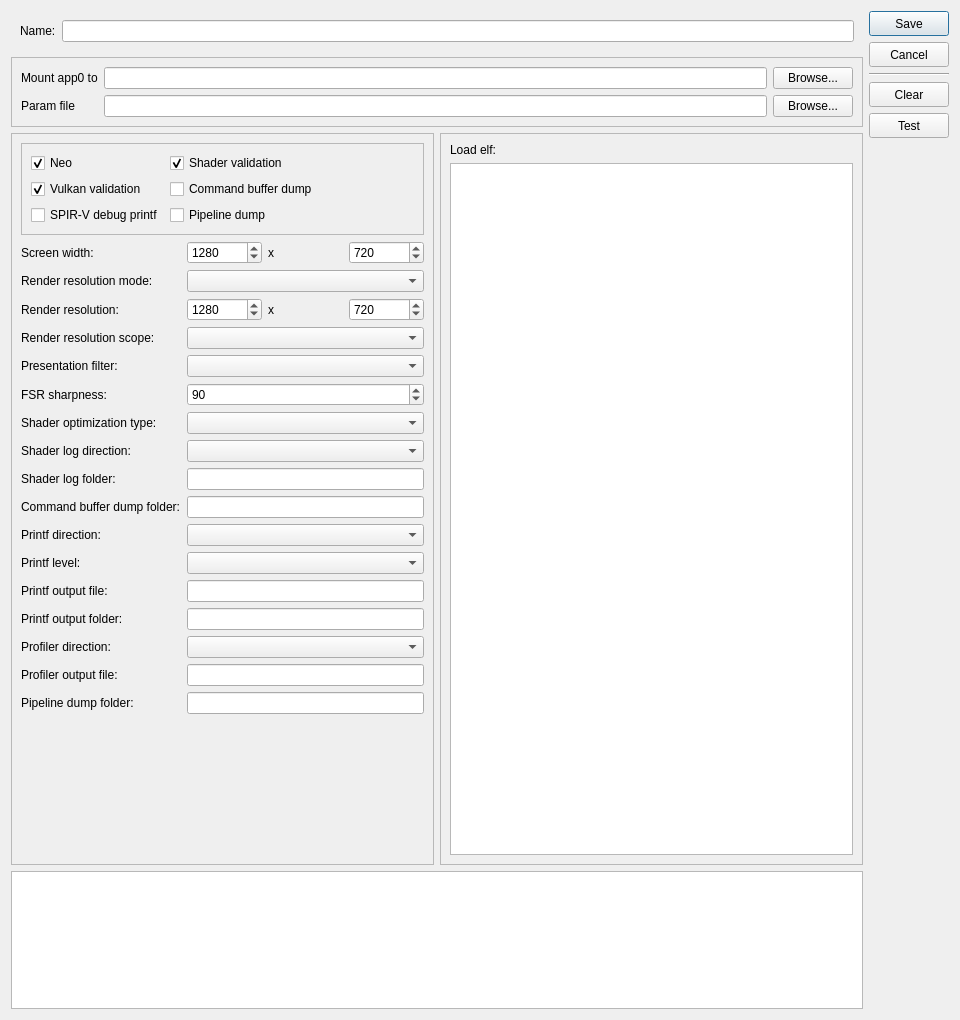
Old version of the form source/launcher/forms/configuration_edit_dialog.ui in the repository PixelDroid19/Kyty.
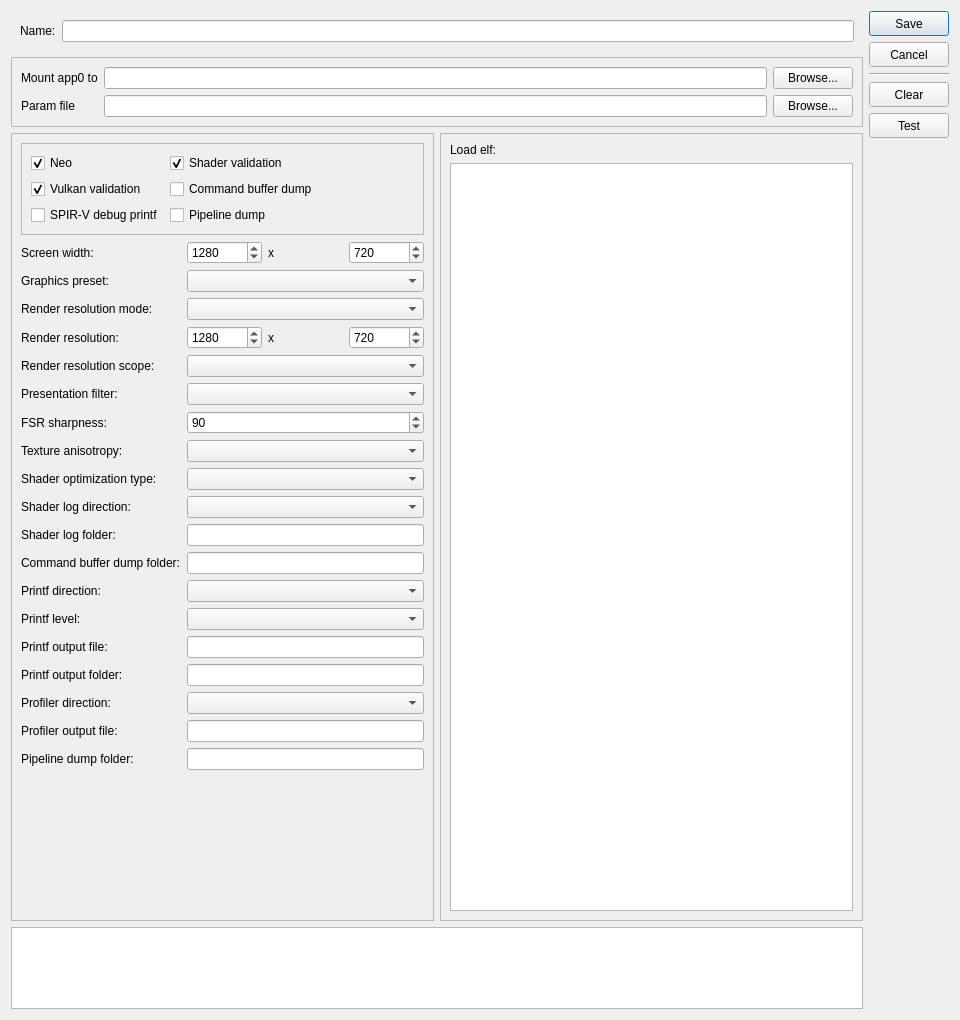
New version of the form. Custom widgets are drawn as their Qt base class.

Commit message:
feat(launcher): add graphics presets and texture anisotropy field
The configuration dialog edits TextureAnisotropy and offers Native, Quality,
Balanced and Performance presets that fill the render resolution, scope,
presentation filter and anisotropy fields from the window size.

Patch:
```diff
--- a/source/launcher/forms/configuration_edit_dialog.ui
+++ b/source/launcher/forms/configuration_edit_dialog.ui
@@ -342,27 +342,41 @@
            </layout>
           </item>
           <item row="2" column="0">
+           <widget class="QLabel" name="label_graphics_preset">
+            <property name="text">
+             <string>Graphics preset:</string>
+            </property>
+           </widget>
+          </item>
+          <item row="2" column="1">
+           <widget class="QComboBox" name="comboBox_graphics_preset">
+            <property name="toolTip">
+             <string>Fills the render resolution, presentation filter and texture anisotropy fields; Custom keeps them</string>
+            </property>
+           </widget>
+          </item>
+          <item row="3" column="0">
            <widget class="QLabel" name="label_render_mode">
             <property name="text">
              <string>Render resolution mode:</string>
             </property>
            </widget>
           </item>
-          <item row="2" column="1">
+          <item row="3" column="1">
            <widget class="QComboBox" name="comboBox_render_resolution_mode">
             <property name="toolTip">
              <string>Fixed or Native render resolution</string>
             </property>
            </widget>
           </item>
-          <item row="3" column="0">
+          <item row="4" column="0">
            <widget class="QLabel" name="label_render_res">
             <property name="text">
              <string>Render resolution:</string>
             </property>
            </widget>
           </item>
-          <item row="3" column="1">
+          <item row="4" column="1">
            <layout class="QHBoxLayout" name="horizontalLayout_render">
             <item>
              <widget class="QSpinBox" name="spinBox_render_width">
@@ -405,42 +419,42 @@
             </item>
            </layout>
           </item>
-          <item row="4" column="0">
+          <item row="5" column="0">
            <widget class="QLabel" name="label_render_scope">
             <property name="text">
              <string>Render resolution scope:</string>
             </property>
            </widget>
           </item>
-          <item row="4" column="1">
+          <item row="5" column="1">
            <widget class="QComboBox" name="comboBox_render_resolution_scope">
             <property name="toolTip">
              <string>Display scales only the presented image; RenderTargets also renders offscreen targets at the fixed resolution</string>
             </property>
            </widget>
           </item>
-          <item row="5" column="0">
+          <item row="6" column="0">
            <widget class="QLabel" name="label_presentation">
             <property name="text">
              <string>Presentation filter:</string>
             </property>
            </widget>
           </item>
-          <item row="5" column="1">
+          <item row="6" column="1">
            <widget class="QComboBox" name="comboBox_presentation_filter">
             <property name="toolTip">
              <string>Linear, Nearest or FSR 1.0 presentation scaling</string>
             </property>
            </widget>
           </item>
-          <item row="6" column="0">
+          <item row="7" column="0">
            <widget class="QLabel" name="label_fsr_sharpness">
             <property name="text">
              <string>FSR sharpness:</string>
             </property>
            </widget>
           </item>
-          <item row="6" column="1">
+          <item row="7" column="1">
            <widget class="QSpinBox" name="spinBox_fsr_sharpness">
             <property name="toolTip">
              <string>FSR 1.0 sharpening strength, 0 to 100</string>
@@ -453,42 +467,56 @@
             </property>
            </widget>
           </item>
-          <item row="7" column="0">
+          <item row="8" column="0">
+           <widget class="QLabel" name="label_texture_anisotropy">
+            <property name="text">
+             <string>Texture anisotropy:</string>
+            </property>
+           </widget>
+          </item>
+          <item row="8" column="1">
+           <widget class="QComboBox" name="comboBox_texture_anisotropy">
+            <property name="toolTip">
+             <string>Guest keeps the title&apos;s sampler setting; a higher level applies to linear-filtered textures</string>
+            </property>
+           </widget>
+          </item>
+          <item row="9" column="0">
            <widget class="QLabel" name="label_20">
             <property name="text">
              <string>Shader optimization type:</string>
             </property>
            </widget>
           </item>
-          <item row="7" column="1">
+          <item row="9" column="1">
            <widget class="QComboBox" name="comboBox_shader_optimization_type">
             <property name="toolTip">
              <string>Optimize shaders for code size or performance</string>
             </property>
            </widget>
           </item>
-          <item row="8" column="0">
+          <item row="10" column="0">
            <widget class="QLabel" name="label_21">
             <property name="text">
              <string>Shader log direction:</string>
             </property>
            </widget>
           </item>
-          <item row="8" column="1">
+          <item row="10" column="1">
            <widget class="QComboBox" name="comboBox_shader_log_direction">
             <property name="toolTip">
              <string>Dump shaders to file or console window. If enabled may decrease emulator performance</string>
             </property>
            </widget>
           </item>
-          <item row="9" column="0">
+          <item row="11" column="0">
            <widget class="QLabel" name="label_22">
             <property name="text">
              <string>Shader log folder:</string>
             </property>
            </widget>
           </item>
-          <item row="9" column="1">
+          <item row="11" column="1">
            <widget class="MandatoryLineEdit" name="lineEdit_shader_log_folder">
             <property name="toolTip">
              <string>Specify directory to dump shaders</string>
@@ -498,14 +526,14 @@
             </property>
            </widget>
           </item>
-          <item row="10" column="0">
+          <item row="12" column="0">
            <widget class="QLabel" name="label_24">
             <property name="text">
              <string>Command buffer dump folder:</string>
             </property>
            </widget>
           </item>
-          <item row="10" column="1">
+          <item row="12" column="1">
            <widget class="MandatoryLineEdit" name="lineEdit_cmd_dump_folder">
             <property name="toolTip">
              <string>Specify directory to dump command buffers</string>
@@ -515,42 +543,42 @@
             </property>
            </widget>
           </item>
-          <item row="11" column="0">
+          <item row="13" column="0">
            <widget class="QLabel" name="label_25">
             <property name="text">
              <string>Printf direction:</string>
             </property>
            </widget>
           </item>
-          <item row="11" column="1">
+          <item row="13" column="1">
            <widget class="QComboBox" name="comboBox_printf_direction">
             <property name="toolTip">
              <string>Print logs to file or console window. If enabled may decrease emulator performance</string>
             </property>
            </widget>
           </item>
-          <item row="12" column="0">
+          <item row="14" column="0">
            <widget class="QLabel" name="label_printf_level">
             <property name="text">
              <string>Printf level:</string>
             </property>
            </widget>
           </item>
-          <item row="12" column="1">
+          <item row="14" column="1">
            <widget class="QComboBox" name="comboBox_printf_level">
             <property name="toolTip">
              <string>Minimum log severity: Debug, Info, Warn, Error</string>
             </property>
            </widget>
           </item>
-          <item row="13" column="0">
+          <item row="15" column="0">
            <widget class="QLabel" name="label_26">
             <property name="text">
              <string>Printf output file:</string>
             </property>
            </widget>
           </item>
-          <item row="13" column="1">
+          <item row="15" column="1">
            <widget class="MandatoryLineEdit" name="lineEdit_printf_file">
             <property name="toolTip">
              <string>Specify file to dump logs (single file mode)</string>
@@ -560,14 +588,14 @@
             </property>
            </widget>
           </item>
-          <item row="14" column="0">
+          <item row="16" column="0">
            <widget class="QLabel" name="label_printf_folder">
             <property name="text">
              <string>Printf output folder:</string>
             </property>
            </widget>
           </item>
-          <item row="14" column="1">
+          <item row="16" column="1">
            <widget class="QLineEdit" name="lineEdit_printf_folder">
             <property name="toolTip">
              <string>Directory for per-thread log files (Directory mode)</string>
@@ -577,28 +605,28 @@
             </property>
            </widget>
           </item>
-          <item row="15" column="0">
+          <item row="17" column="0">
            <widget class="QLabel" name="label_27">
             <property name="text">
              <string>Profiler direction:</string>
             </property>
            </widget>
           </item>
-          <item row="15" column="1">
+          <item row="17" column="1">
            <widget class="QComboBox" name="comboBox_profiler_direction">
             <property name="toolTip">
              <string>Enable/disable profiler. If enabled may decrease emulator performance</string>
             </property>
            </widget>
           </item>
-          <item row="16" column="0">
+          <item row="18" column="0">
            <widget class="QLabel" name="label_28">
             <property name="text">
              <string>Profiler output file:</string>
             </property>
            </widget>
           </item>
-          <item row="16" column="1">
+          <item row="18" column="1">
            <widget class="MandatoryLineEdit" name="lineEdit_profiler_file">
             <property name="toolTip">
              <string>Specify file to dump profiler info</string>
@@ -608,14 +636,14 @@
             </property>
            </widget>
           </item>
-          <item row="17" column="0">
+          <item row="19" column="0">
            <widget class="QLabel" name="label_pipeline_folder">
             <property name="text">
              <string>Pipeline dump folder:</string>
             </property>
            </widget>
           </item>
-          <item row="17" column="1">
+          <item row="19" column="1">
            <widget class="QLineEdit" name="lineEdit_pipeline_dump_folder">
             <property name="toolTip">
              <string>Directory to dump graphics pipelines (when Pipeline dump enabled)</string>
@@ -625,7 +653,7 @@
             </property>
            </widget>
           </item>
-          <item row="18" column="0" colspan="2">
+          <item row="20" column="0" colspan="2">
            <layout class="QHBoxLayout" name="horizontalLayout_2">
             <item>
              <spacer name="horizontalSpacer_3">
```
The commit also changes 4 other files.
